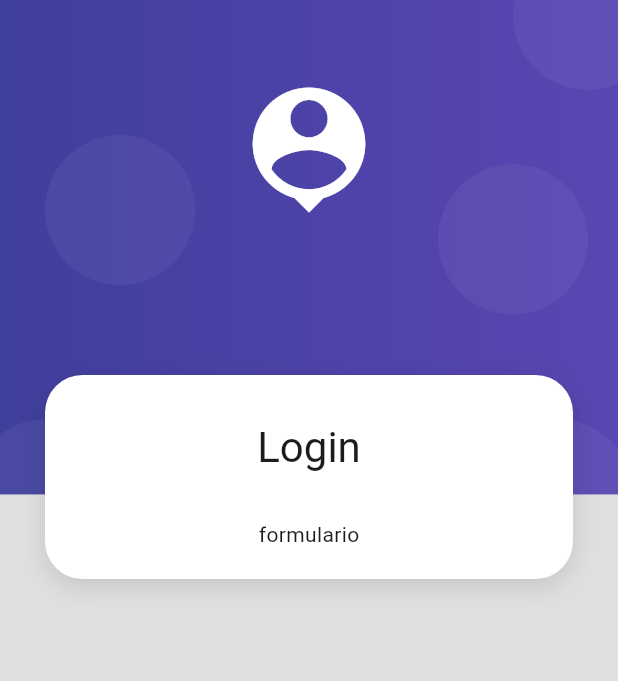
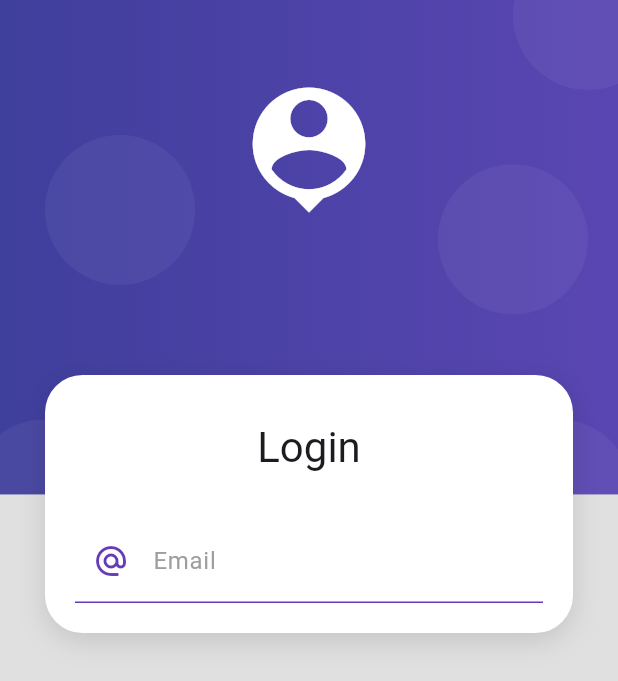
Before and after one commit to HoopStar23/seminario-6, a Flutter app: the screen it shows after launch, on a phone screen of 412 x 824 dp. Shown: the top 681 px of the screen. Run offline on Flutter 3.47's test engine with Material 3 defaults, Android fonts, the phone set to English and light mode, and no system bars.

Commit message:
login form

```diff
--- a/seminario_6/lib/screens/login_screen.dart
+++ b/seminario_6/lib/screens/login_screen.dart
@@ -1,6 +1,7 @@
 import 'package:flutter/material.dart';
 import 'package:seminario_6/widgets/auth_background.dart';
 import 'package:seminario_6/widgets/cardContainer.dart';
+import 'package:seminario_6/widgets/login_form.dart';
 
 class LoginScreen extends StatelessWidget {
   static const String routeName = 'login';
@@ -19,7 +20,7 @@ class LoginScreen extends StatelessWidget {
                   SizedBox(height: 10),
                   Text('Login', style: Theme.of(context).textTheme.headlineMedium),
                   SizedBox(height: 30),
-                  Text('formulario')
+                  LoginForm()
                 ],
               ),
             )
--- /dev/null
+++ b/seminario_6/lib/widgets/login_form.dart
@@ -0,0 +1,28 @@
+import 'package:flutter/material.dart';
+
+class LoginForm extends StatelessWidget {
+  @override
+  Widget build(BuildContext context) {
+    return Container(
+      child: Form(
+          child: Column(
+        children: [
+          TextFormField(
+            autocorrect: false,
+            keyboardType: TextInputType.emailAddress,
+            decoration: InputDecoration(
+                enabledBorder: UnderlineInputBorder(
+                    borderSide: BorderSide(color: Colors.deepPurple)),
+                focusedBorder: UnderlineInputBorder(
+                    borderSide: BorderSide(color: Colors.deepPurple, width: 2)),
+                hintText: 'john.doe@gmail.com',
+                labelText: 'Email',
+                labelStyle: TextStyle(color: Colors.grey),
+                prefixIcon: Icon(Icons.alternate_email_sharp,
+                    color: Colors.deepPurple)),
+          )
+        ],
+      )),
+    );
+  }
+}
```
